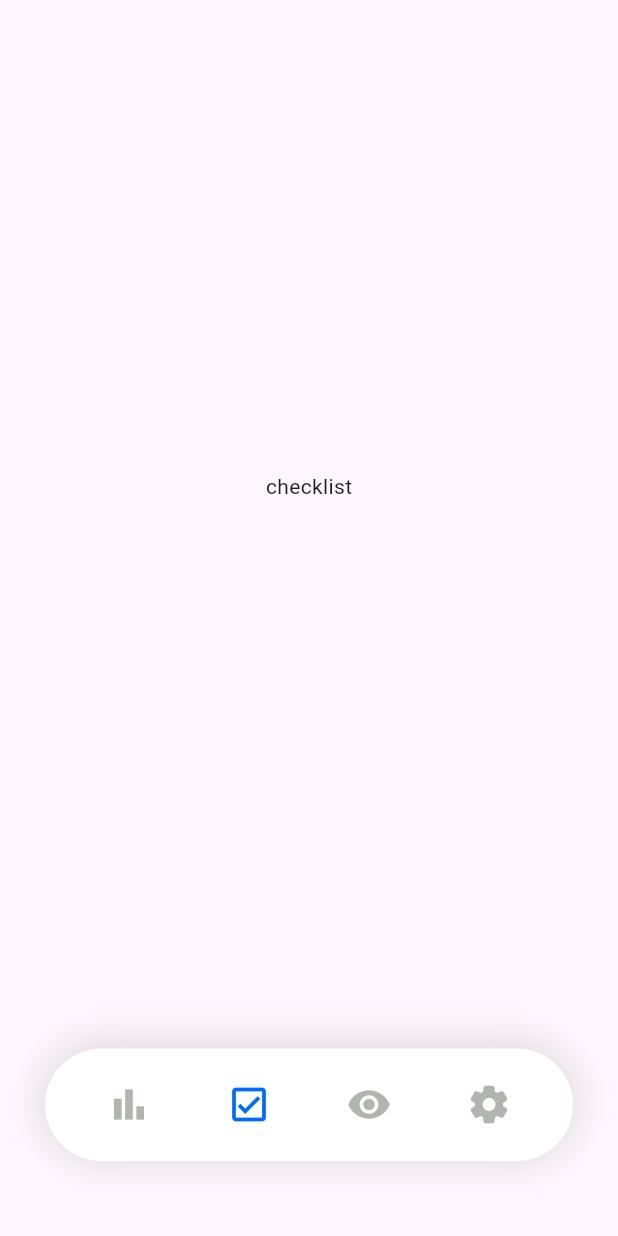
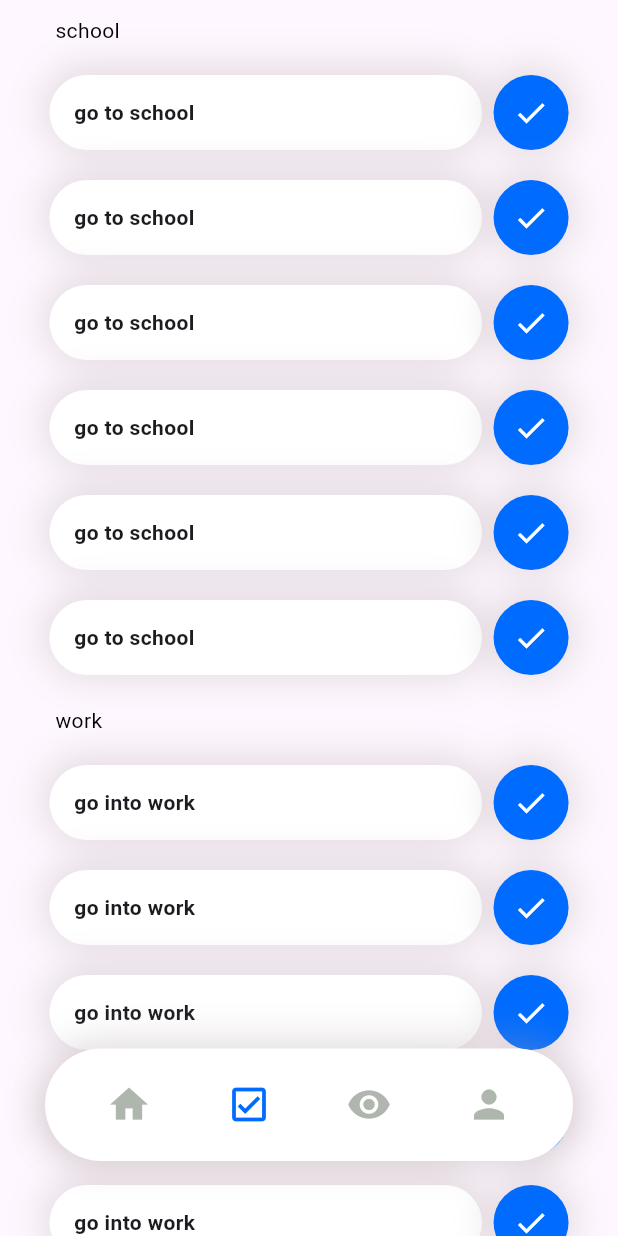
Before and after one commit to darkzelli/yearly, a Flutter app: the screen it shows after launch, swiped to page 2, on a phone screen of 412 x 824 dp. Run offline on Flutter 3.47's test engine with Material 3 defaults, Android fonts, the phone set to English and light mode, and no system bars; missing offline and left inert: dart:ffi.

Commit message:
checkTask, task_group done

```diff
--- a/lib/main.dart
+++ b/lib/main.dart
@@ -1,7 +1,7 @@
 import 'package:flutter/material.dart';
 import 'package:yearly/pages/checklist.dart';
 import 'package:yearly/pages/board.dart';
-import 'package:yearly/pages/recap.dart';
+import 'package:yearly/pages/home.dart';
 import 'package:yearly/pages/settings.dart';
 
 void main() {
@@ -43,8 +43,9 @@ class _MainAppState extends State<MainApp> {
             currentPageIndex = page;
           });
         },
-        children: const [Recap(), Checklist(), Board(), Settings()],
+        children: const [Home(), Checklist(), Board(), Settings()],
       ),
+      extendBody: true,
       bottomNavigationBar: Padding(
           padding: const EdgeInsets.symmetric(vertical: 50, horizontal: 30),
           child: Container(
@@ -67,7 +68,7 @@ class _MainAppState extends State<MainApp> {
                 IconButton(
                   onPressed: () => navButtonPressed(0),
                   icon: Icon(
-                    Icons.bar_chart,
+                    Icons.home,
                     color: (currentPageIndex == 0)
                         ? const Color.fromRGBO(0, 107, 255, 1)
                         : const Color.fromRGBO(174, 182, 173, 1),
@@ -97,7 +98,7 @@ class _MainAppState extends State<MainApp> {
                 IconButton(
                   onPressed: () => navButtonPressed(3),
                   icon: Icon(
-                    Icons.settings_rounded,
+                    Icons.person,
                     color: (currentPageIndex == 3)
                         ? const Color.fromRGBO(0, 107, 255, 1)
                         : const Color.fromRGBO(174, 182, 173, 1),
--- a/lib/pages/checklist.dart
+++ b/lib/pages/checklist.dart
@@ -1,10 +1,44 @@
 import 'package:flutter/material.dart';
+import 'package:yearly/widgets/check_task.dart';
+import 'package:yearly/widgets/number_task.dart';
+import 'package:yearly/widgets/task_group.dart';
 
-class Checklist extends StatelessWidget {
+class Checklist extends StatefulWidget {
   const Checklist({super.key});
 
   @override
+  State<Checklist> createState() => _ChecklistState();
+}
+
+class _ChecklistState extends State<Checklist> {
+  List tasksGroup = [
+    TaskGroup(title: 'school', tasks: [
+      CheckTask(id: 1, objective: 'go to school'),
+      CheckTask(id: 1, objective: 'go to school'),
+      CheckTask(id: 1, objective: 'go to school'),
+      CheckTask(id: 1, objective: 'go to school'),
+      CheckTask(id: 1, objective: 'go to school'),
+      CheckTask(id: 1, objective: 'go to school')
+    ]),
+    TaskGroup(title: 'work', tasks: [
+      CheckTask(id: 1, objective: 'go into work'),
+      CheckTask(id: 1, objective: 'go into work'),
+      CheckTask(id: 1, objective: 'go into work'),
+      CheckTask(id: 1, objective: 'go into work'),
+      CheckTask(id: 1, objective: 'go into work'),
+      CheckTask(id: 1, objective: 'go into work')
+    ])
+  ];
+
+  @override
   Widget build(BuildContext context) {
-    return const Center(child: Text('checklist'));
+    return Center(
+        child: ListView.builder(
+            itemCount: tasksGroup.length,
+            itemBuilder: (context, index) {
+              return Container(
+                child: tasksGroup[index],
+              );
+            }));
   }
 }
--- /dev/null
+++ b/lib/pages/home.dart
@@ -0,0 +1,10 @@
+import 'package:flutter/material.dart';
+
+class Home extends StatelessWidget {
+  const Home({super.key});
+
+  @override
+  Widget build(BuildContext context) {
+    return const Center(child: Text('home'));
+  }
+}
--- a/lib/pages/recap.dart
+++ /dev/null
@@ -1,10 +0,0 @@
-import 'package:flutter/material.dart';
-
-class Recap extends StatelessWidget {
-  const Recap({super.key});
-
-  @override
-  Widget build(BuildContext context) {
-    return const Center(child: Text('recap'));
-  }
-}
--- /dev/null
+++ b/lib/widgets/check_task.dart
@@ -0,0 +1,87 @@
+import 'package:flutter/material.dart';
+
+class CheckTask extends StatefulWidget {
+  final int id;
+  final String objective;
+
+  const CheckTask({
+    Key? super.key,
+    required this.id,
+    required this.objective,
+  });
+
+  @override
+  State<CheckTask> createState() => _TaskState();
+}
+
+class _TaskState extends State<CheckTask> {
+  bool isCompleted = true;
+  @override
+  Widget build(BuildContext context) {
+    final screenWidth = MediaQuery.of(context).size.width;
+    return Padding(
+      padding:
+          EdgeInsets.symmetric(vertical: 10, horizontal: screenWidth * .08),
+      child: Row(
+        mainAxisAlignment:
+            MainAxisAlignment.center, // Center the child horizontally
+        children: [
+          GestureDetector(
+            onTap: () {
+              setState(() {
+                isCompleted = !isCompleted;
+              });
+            },
+            child: Container(
+                height: 50,
+                width: screenWidth * 0.70,
+                decoration: BoxDecoration(
+                  color: Colors.white,
+                  borderRadius: BorderRadius.circular(50),
+                  boxShadow: const [
+                    BoxShadow(
+                      color: Color.fromRGBO(172, 159, 159, .3),
+                      spreadRadius: 5,
+                      blurRadius: 20,
+                      offset: Offset(0, -2), // Raised from bottom
+                    ),
+                  ],
+                ),
+                child: Padding(
+                  padding: EdgeInsets.symmetric(
+                      vertical: 10, horizontal: screenWidth * .04),
+                  child: Row(
+                      mainAxisAlignment: MainAxisAlignment.spaceBetween,
+                      children: [
+                        Text(widget.objective,
+                            overflow: TextOverflow.fade,
+                            style: TextStyle(fontWeight: FontWeight.w600)),
+                        !isCompleted
+                            ? Icon(Icons.check_box_outline_blank,
+                                color: Colors.black)
+                            : Container()
+                      ]),
+                )),
+          ),
+          Spacer(),
+          Container(
+              height: 50,
+              width: 50,
+              decoration: BoxDecoration(
+                color: const Color.fromRGBO(0, 107, 255, 1),
+                borderRadius: BorderRadius.circular(50),
+                boxShadow: const [
+                  BoxShadow(
+                    color: Color.fromRGBO(172, 159, 159, .3),
+                    spreadRadius: 5,
+                    blurRadius: 20,
+                    offset: Offset(0, -2), // Raised from bottom
+                  ),
+                ],
+              ),
+              child: Center(child: Icon(Icons.check, color: Colors.white)))
+        ],
+      ),
+    );
+  }
+}
--- /dev/null
+++ b/lib/widgets/number_task.dart
@@ -0,0 +1,26 @@
+import 'package:flutter/material.dart';
+
+class NumberTask extends StatefulWidget {
+  final int id;
+  final String objective;
+  final int current;
+  final int goal;
+
+  const NumberTask({
+    Key? super.key,
+    required this.id,
+    required this.objective,
+    this.current = 0,
+    required this.goal,
+  });
+
+  @override
+  State<NumberTask> createState() => _TaskState();
+}
+
+class _TaskState extends State<NumberTask> {
+  @override
+  Widget build(BuildContext context) {
+    return Row();
+  }
+}
--- /dev/null
+++ b/lib/widgets/task_group.dart
@@ -0,0 +1,32 @@
+import 'dart:ffi';
+
+import 'package:flutter/material.dart';
+import 'package:yearly/widgets/check_task.dart';
+import 'package:yearly/widgets/number_task.dart';
+
+class TaskGroup extends StatelessWidget {
+  final String title;
+  final List tasks;
+  const TaskGroup({Key? super.key, required this.title, required this.tasks});
+
+  @override
+  Widget build(BuildContext context) {
+    final screenWidth = MediaQuery.of(context).size.width;
+    return Padding(
+      padding: const EdgeInsets.only(top: 10),
+      child: Center(
+          child: Column(mainAxisSize: MainAxisSize.min, children: [
+        SizedBox(
+          height: 30,
+          width: screenWidth * 0.70 + 50,
+          child: Text(title,
+              textAlign: TextAlign.left,
+              style: TextStyle(
+                color: Colors.black,
+              )),
+        ),
+        ...tasks,
+      ])),
+    );
+  }
+}
```
Also changed, not shown: flutter_01.png (added).
